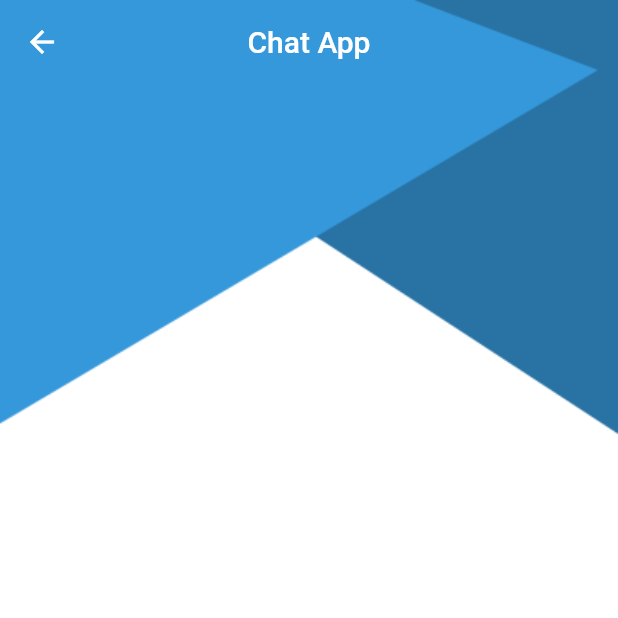
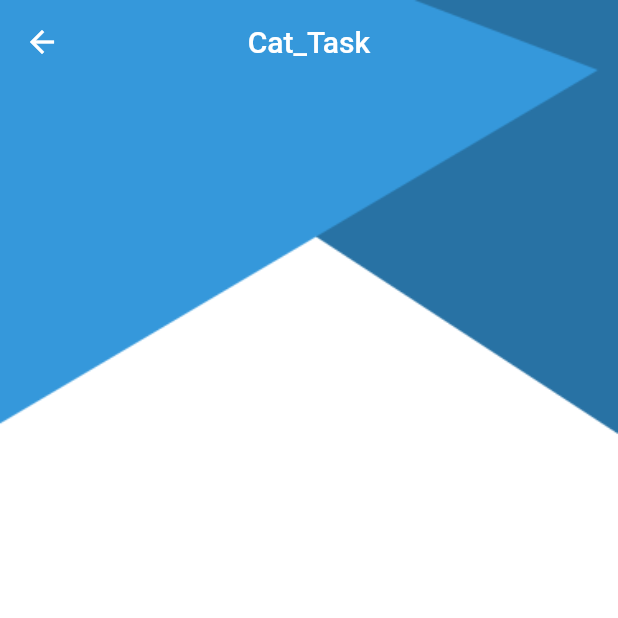
Before and after one commit to Ma7m0ud3id/Cat_task, a Flutter app: the HomeScreen screen opened by its route, on a phone screen of 412 x 824 dp, the top half of it. Run offline on Flutter 3.47's test engine with Material 2 defaults, Android fonts, the phone set to English and light mode, and no system bars; our stand-ins replace shared_preferences; accounts and stored records are empty.

Commit message:
final project**

```diff
--- a/lib/home/home.dart
+++ b/lib/home/home.dart
@@ -40,7 +40,7 @@ class _HomeScreenState extends BaseState<HomeScreen,HomeViewModel> implements Ho
           appBar: AppBar(
             elevation: 0.0,
             backgroundColor: Colors.transparent,
-            title: Text('Chat App'),
+            title: Text('Cat_Task'),
             centerTitle: true,
           ),
           floatingActionButton: FloatingActionButton(
```
